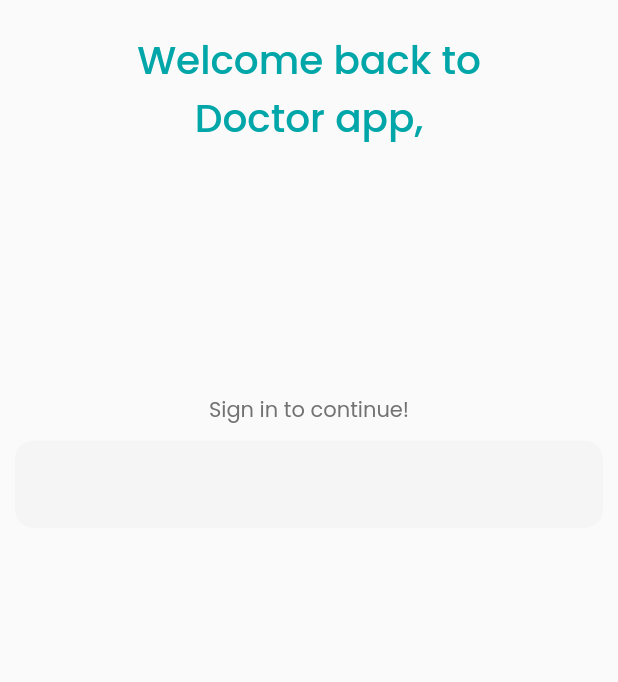
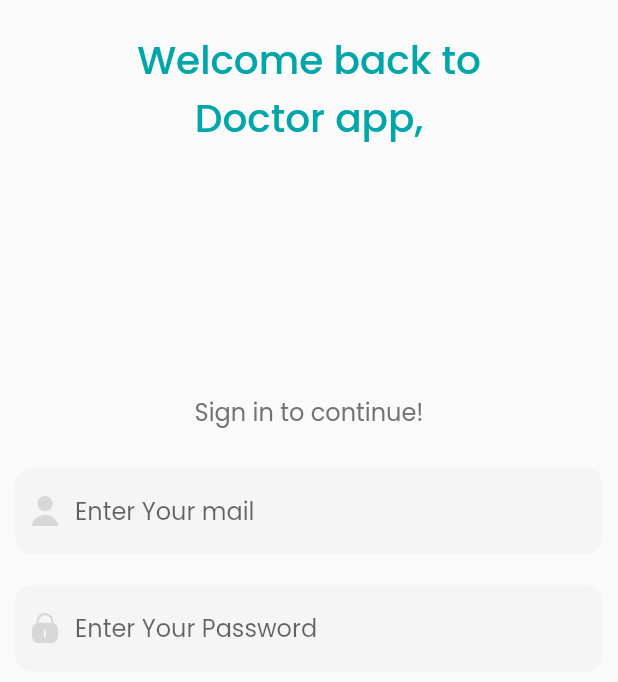
Before and after one commit to akshaydepfz/dobo, a Flutter app: the screen it shows after launch, on a phone screen of 412 x 824 dp. Shown: the top 682 px of the screen. Run offline on Flutter 3.47's test engine with Material 2 defaults, Android fonts, the phone set to English and light mode, and no system bars; our stand-ins replace flutter_svg, google_fonts, smooth_page_indicator.

Commit message:
Please enter the commit message for your changes. Lines starting with '#' will be ignored, and an empty message aborts the commit.
On branch main
Your branch is up to date with 'origin/main'.

Changes to be committed:
	new file:   assets/icons/lock.png
	new file:   assets/icons/mail.png
	new file:   assets/icons/person.png
	new file:   assets/icons/visible.png
	new file:   assets/icons/visible_off.png
	new file:   lib/common/password_text_field.dart
	new file:   lib/common/primary_text_field.dart
	new file:   lib/constants/global_variables.dart
	modified:   lib/main.dart
	new file:   lib/model/core/assets/app_icons.dart
	modified:   lib/view/login/screens/login_screen.dart
	new file:   lib/view/login/services/login_provider.dart
	modified:   pubspec.lock
	modified:   pubspec.yaml

```diff
--- /dev/null
+++ b/lib/common/password_text_field.dart
@@ -0,0 +1,66 @@
+import 'package:dobo/model/core/assets/app_icons.dart';
+import 'package:dobo/model/core/style/app_colors.dart';
+import 'package:flutter/material.dart';
+
+class PasswordTextField extends StatelessWidget {
+  const PasswordTextField({
+    Key? key,
+    required this.width,
+    required this.hintText,
+    required this.icon,
+    required this.onChanged,
+    required this.obscure,
+    required this.onObscureClicked,
+  }) : super(key: key);
+
+  final double width;
+  final String hintText;
+  final bool obscure;
+  final String icon;
+  final Function(String s) onChanged;
+  final Function() onObscureClicked;
+
+  @override
+  Widget build(BuildContext context) {
+    return Container(
+      margin: const EdgeInsets.all(10),
+      padding: const EdgeInsets.symmetric(horizontal: 10, vertical: 5.0),
+      width: width,
+      decoration: BoxDecoration(
+          color: AppColor.grey1, borderRadius: BorderRadius.circular(12)),
+      child: Row(
+        children: [
+          SizedBox(height: 20, width: 20, child: Image.asset(icon)),
+          const SizedBox(
+            width: 10,
+          ),
+          Expanded(
+            child: TextField(
+              onChanged: onChanged,
+              style: const TextStyle(color: AppColor.black),
+              obscureText: obscure,
+              decoration: InputDecoration(
+                  hintText: hintText,
+                  border: InputBorder.none,
+                  suffix: GestureDetector(
+                    onTap: onObscureClicked,
+                    child: SizedBox(
+                      height: 16,
+                      child: obscure
+                          ? Image.asset(
+                              AppIcons.visibleOff,
+                              color: AppColor.grey2,
+                            )
+                          : Image.asset(
+                              AppIcons.visible,
+                              color: AppColor.grey2,
+                            ),
+                    ),
+                  )),
+            ),
+          ),
+        ],
+      ),
+    );
+  }
+}
--- /dev/null
+++ b/lib/common/primary_text_field.dart
@@ -0,0 +1,47 @@
+import 'package:dobo/model/core/style/app_colors.dart';
+import 'package:flutter/material.dart';
+
+class PrimaryTextField extends StatelessWidget {
+  const PrimaryTextField({
+    Key? key,
+    required this.width,
+    required this.hintText,
+    required this.icon,
+    required this.onChanged,
+  }) : super(key: key);
+
+  final double width;
+  final String hintText;
+
+  final String icon;
+  final Function(String s) onChanged;
+
+  @override
+  Widget build(BuildContext context) {
+    return Container(
+      margin: const EdgeInsets.all(10),
+      padding: const EdgeInsets.symmetric(horizontal: 10, vertical: 5.0),
+      width: width,
+      decoration: BoxDecoration(
+          color: AppColor.grey1, borderRadius: BorderRadius.circular(12)),
+      child: Row(
+        children: [
+          SizedBox(height: 20, width: 20, child: Image.asset(icon)),
+          const SizedBox(
+            width: 10,
+          ),
+          Expanded(
+            child: TextField(
+              onChanged: onChanged,
+              style: const TextStyle(color: AppColor.black),
+              decoration: InputDecoration(
+                hintText: hintText,
+                border: InputBorder.none,
+              ),
+            ),
+          ),
+        ],
+      ),
+    );
+  }
+}
--- /dev/null
+++ b/lib/constants/global_variables.dart
@@ -0,0 +1,13 @@
+import 'package:flutter/material.dart';
+
+class GlobalVariabels {
+  static const vertical15 = SizedBox(
+    height: 15,
+  );
+  static const vertical10 = SizedBox(
+    height: 10,
+  );
+  static const horizontal10 = SizedBox(
+    width: 10,
+  );
+}
--- a/lib/main.dart
+++ b/lib/main.dart
@@ -1,7 +1,8 @@
 import 'package:dobo/view/login/screens/login_screen.dart';
-import 'package:dobo/view/onBoarding/screens/onBoarding_screen.dart';
+import 'package:dobo/view/login/services/login_provider.dart';
 import 'package:flutter/material.dart';
 import 'package:google_fonts/google_fonts.dart';
+import 'package:provider/provider.dart';
 
 void main() {
   runApp(const MyApp());
@@ -13,14 +14,19 @@ class MyApp extends StatelessWidget {
   // This widget is the root of your application.
   @override
   Widget build(BuildContext context) {
-    return MaterialApp(
-      debugShowCheckedModeBanner: false,
-      title: 'Flutter Demo',
-      theme: ThemeData(
-        textTheme: GoogleFonts.poppinsTextTheme(Theme.of(context).textTheme),
-        primarySwatch: Colors.cyan,
+    return MultiProvider(
+      providers: [
+        ChangeNotifierProvider(create: (_) => LoginProvider()),
+      ],
+      child: MaterialApp(
+        debugShowCheckedModeBanner: false,
+        title: 'Flutter Demo',
+        theme: ThemeData(
+          textTheme: GoogleFonts.poppinsTextTheme(Theme.of(context).textTheme),
+          primarySwatch: Colors.cyan,
+        ),
+        home: LoginScreen(),
       ),
-      home: const LoginScreen(),
     );
   }
 }
--- /dev/null
+++ b/lib/model/core/assets/app_icons.dart
@@ -0,0 +1,7 @@
+class AppIcons {
+  static const String mail = 'assets/icons/mail.png';
+  static const String person = 'assets/icons/person.png';
+  static const String visible = 'assets/icons/visible.png';
+  static const String visibleOff = 'assets/icons/visible_off.png';
+  static const String lock = 'assets/icons/lock.png';
+}
--- a/lib/view/login/screens/login_screen.dart
+++ b/lib/view/login/screens/login_screen.dart
@@ -1,13 +1,18 @@
-import 'dart:ui';
-
+import 'package:dobo/common/password_text_field.dart';
+import 'package:dobo/common/primary_text_field.dart';
+import 'package:dobo/constants/global_variables.dart';
+import 'package:dobo/model/core/assets/app_icons.dart';
 import 'package:dobo/model/core/style/app_colors.dart';
+import 'package:dobo/view/login/services/login_provider.dart';
 import 'package:flutter/material.dart';
+import 'package:provider/provider.dart';
 
 class LoginScreen extends StatelessWidget {
   const LoginScreen({super.key});
 
   @override
   Widget build(BuildContext context) {
+    final loginProvider = Provider.of<LoginProvider>(context);
     final width = MediaQuery.of(context).size.width;
     final height = MediaQuery.of(context).size.height;
     return Scaffold(
@@ -34,29 +39,25 @@ class LoginScreen extends StatelessWidget {
               ),
               const Text(
                 'Sign in to continue!',
-                style: TextStyle(color: AppColor.grey4),
+                style: TextStyle(color: AppColor.grey4, fontSize: 16),
               ),
-              Container(
-                margin: const EdgeInsets.all(10),
-                padding:
-                    const EdgeInsets.symmetric(horizontal: 10, vertical: 5.0),
+              GlobalVariabels.vertical15,
+              PrimaryTextField(
                 width: width,
-                decoration: BoxDecoration(
-                    color: AppColor.grey1,
-                    borderRadius: BorderRadius.circular(12)),
-                child: Row(
-                  children: const [
-                    Expanded(
-                      child: TextField(
-                        style: TextStyle(color: AppColor.black),
-                        decoration: InputDecoration(
-                          border: InputBorder.none,
-                        ),
-                      ),
-                    ),
-                  ],
-                ),
+                hintText: 'Enter Your mail',
+                icon: AppIcons.person,
+                onChanged: (String value) {},
               ),
+              PasswordTextField(
+                obscure: loginProvider.obsureText,
+                width: width,
+                hintText: 'Enter Your Password',
+                icon: AppIcons.lock,
+                onChanged: (String value) {},
+                onObscureClicked: () {
+                  loginProvider.onObscureClicked();
+                },
+              )
             ],
           ),
         ),
--- /dev/null
+++ b/lib/view/login/services/login_provider.dart
@@ -0,0 +1,31 @@
+import 'package:flutter/material.dart';
+
+class LoginProvider extends ChangeNotifier {
+  bool _obsureText = false;
+
+  bool get obsureText => _obsureText;
+
+  void onObscureClicked() {
+    _obsureText = !_obsureText;
+    notifyListeners();
+    print(obsureText);
+  }
+
+  // ValidationItem get fields => _fields;
+
+  // void changeFirstName(String value) {
+  //   if (value.length >= 3) {
+  //     _fields = ValidationItem(value, null);
+  //   } else {
+  //     _fields = ValidationItem(null, null);
+  //   }
+  //   notifyListeners();
+  // }
+}
+
+class ValidationItem {
+  final String? username;
+  final String? passsword;
+
+  ValidationItem(this.username, this.passsword);
+}
--- a/pubspec.yaml
+++ b/pubspec.yaml
@@ -39,6 +39,7 @@ dependencies:
   flutter_svg: ^1.1.6
   smooth_page_indicator: ^1.0.0+2
   google_fonts: ^3.0.1
+  provider: ^6.0.4
 
 dev_dependencies:
   flutter_test:
@@ -65,6 +66,7 @@ flutter:
   # To add assets to your application, add an assets section, like this:
   assets:
     - assets/images/
+    - assets/icons/
 
 
   # An image asset can refer to one or more resolution-specific "variants", see
```
Also changed, not shown: assets/icons/lock.png (added), assets/icons/mail.png (added), assets/icons/person.png (added), assets/icons/visible.png (added), assets/icons/visible_off.png (added), pubspec.lock.
